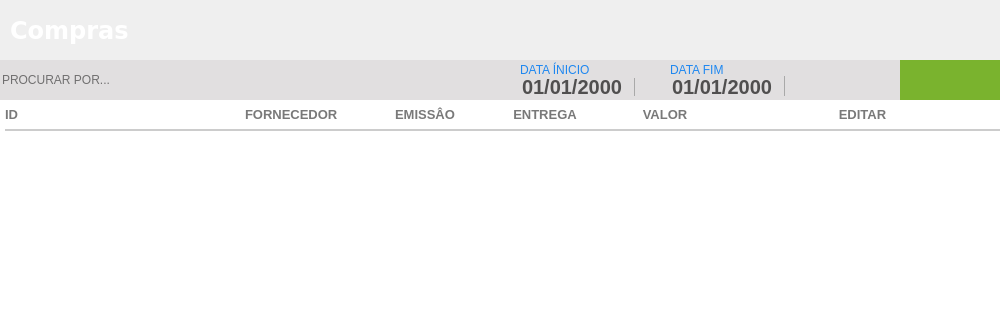
Before: the Qt Designer form controle_estoque/UI_Files/mainCompras.ui in andrersp/controleEstoque, drawn with Qt 5; both pictures show x 0 to 1000 and y 0 to 320 of the 1000 by 600 pixel window.
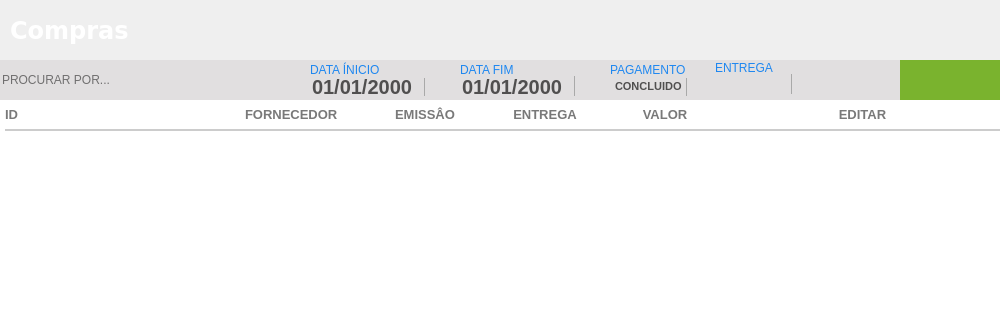
After: the same form once the commit is applied. Icons and pictures are not drawn.

Diff of the .ui file:
```diff
--- a/controle_estoque/UI_Files/mainCompras.ui
+++ b/controle_estoque/UI_Files/mainCompras.ui
@@ -103,7 +103,7 @@
       <rect>
        <x>0</x>
        <y>5</y>
-       <width>500</width>
+       <width>300</width>
        <height>30</height>
       </rect>
      </property>
@@ -158,7 +158,7 @@
     <widget class="QLabel" name="lb_FormVenda_22">
      <property name="geometry">
       <rect>
-       <x>670</x>
+       <x>460</x>
        <y>2</y>
        <width>120</width>
        <height>16</height>
@@ -180,7 +180,7 @@
     <widget class="QDateEdit" name="dt_InicioCompra">
      <property name="geometry">
       <rect>
-       <x>520</x>
+       <x>310</x>
        <y>16</y>
        <width>140</width>
        <height>20</height>
@@ -219,7 +219,7 @@
     <widget class="QLabel" name="lb_FormVenda_21">
      <property name="geometry">
       <rect>
-       <x>520</x>
+       <x>310</x>
        <y>2</y>
        <width>120</width>
        <height>16</height>
@@ -241,7 +241,7 @@
     <widget class="QDateEdit" name="dt_FimCompra">
      <property name="geometry">
       <rect>
-       <x>670</x>
+       <x>460</x>
        <y>16</y>
        <width>140</width>
        <height>20</height>
@@ -277,6 +277,123 @@
       <bool>true</bool>
      </property>
     </widget>
+    <widget class="QLabel" name="lb_FormVenda_30">
+     <property name="geometry">
+      <rect>
+       <x>715</x>
+       <y>0</y>
+       <width>95</width>
+       <height>16</height>
+      </rect>
+     </property>
+     <property name="styleSheet">
+      <string notr="true">QLabel{
+font-size: 12px;
+font-family: &quot;Arial Unicode MS&quot;;
+
+color:#1E87F0;
+border: none;
+}</string>
+     </property>
+     <property name="text">
+      <string>ENTREGA</string>
+     </property>
+    </widget>
+    <widget class="QComboBox" name="cb_entrega">
+     <property name="geometry">
+      <rect>
+       <x>715</x>
+       <y>14</y>
+       <width>95</width>
+       <height>20</height>
+      </rect>
+     </property>
+     <property name="styleSheet">
+      <string notr="true">QComboBox{
+background: #E1DFE0;
+border: none;
+font-family: &quot;Arial&quot;;
+font-size: 11px;
+font-weight: bold;
+color: rgb(80,79,79)
+}
+ QComboBox::drop-down {
+     subcontrol-origin: padding;
+     subcontrol-position: top right;
+     width: 18px;
+     border-left-width: 1px;
+     border-left-color: darkgray;
+     border-left-style: solid; /* just a single line */
+     border-top-right-radius: 3px; /* same radius as the QComboBox */
+     border-bottom-right-radius: 3px;
+ }
+QComboBox::down-arrow {
+     image: url(&quot;+self.resourcepath('Images/down.png')+&quot;);
+ }
+</string>
+     </property>
+    </widget>
+    <widget class="QComboBox" name="cb_pagamento">
+     <property name="geometry">
+      <rect>
+       <x>610</x>
+       <y>16</y>
+       <width>95</width>
+       <height>20</height>
+      </rect>
+     </property>
+     <property name="styleSheet">
+      <string notr="true">QComboBox{
+background: #E1DFE0;
+border: none;
+font-family: &quot;Arial&quot;;
+font-size: 11px;
+font-weight: bold;
+color: rgb(80,79,79)
+}
+ QComboBox::drop-down {
+     subcontrol-origin: padding;
+     subcontrol-position: top right;
+     width: 18px;
+     border-left-width: 1px;
+     border-left-color: darkgray;
+     border-left-style: solid; /* just a single line */
+     border-top-right-radius: 3px; /* same radius as the QComboBox */
+     border-bottom-right-radius: 3px;
+ }
+QComboBox::down-arrow {
+     image: url(&quot;+self.resourcepath('Images/down.png')+&quot;);
+ }
+</string>
+     </property>
+     <item>
+      <property name="text">
+       <string>CONCLUIDO</string>
+      </property>
+     </item>
+    </widget>
+    <widget class="QLabel" name="lb_FormVenda_29">
+     <property name="geometry">
+      <rect>
+       <x>610</x>
+       <y>2</y>
+       <width>95</width>
+       <height>16</height>
+      </rect>
+     </property>
+     <property name="styleSheet">
+      <string notr="true">QLabel{
+font-size: 12px;
+font-family: &quot;Arial Unicode MS&quot;;
+
+color:#1E87F0;
+border: none;
+}</string>
+     </property>
+     <property name="text">
+      <string>PAGAMENTO</string>
+     </property>
+    </widget>
    </widget>
    <widget class="QFrame" name="ct_containerCompras">
     <property name="geometry">
```
Left out of the diff: 4 changed lines with no effect on the pictures.
